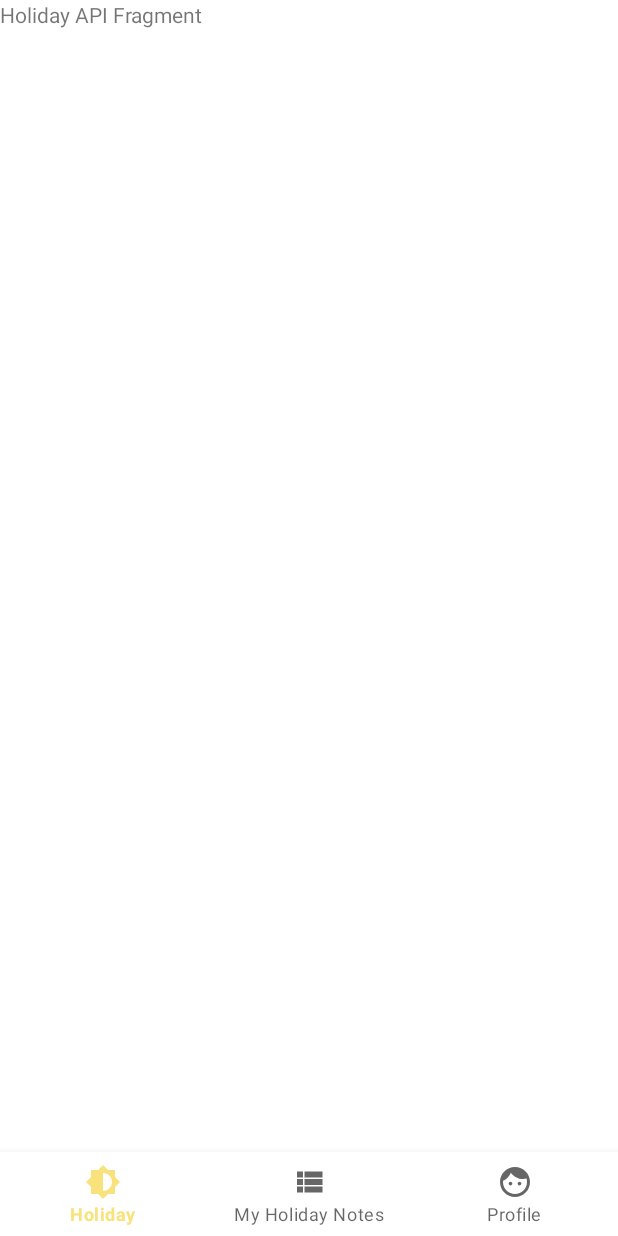
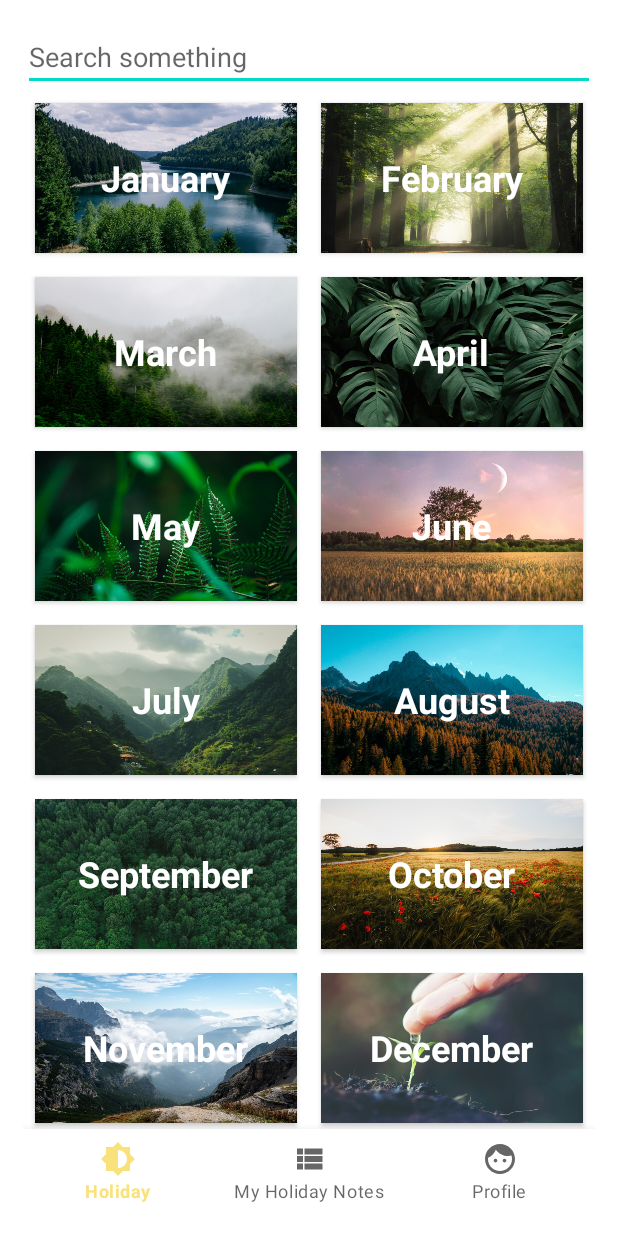
Before and after one commit to all4yandaru/HolidayApiApp, an Android app: the screen it shows after launch (HomeActivity), on a phone screen of 412 x 824 dp. Run offline under Robolectric (Android 15) with nearby library versions, the phone set to English and light mode, and no system bars; our stand-ins replace Picasso.

```diff
--- a/app/src/main/AndroidManifest.xml
+++ b/app/src/main/AndroidManifest.xml
@@ -1,6 +1,8 @@
 <?xml version="1.0" encoding="utf-8"?>
 <manifest xmlns:android="http://schemas.android.com/apk/res/android"
     package="com.project.holidayapiapp">
+
+    <uses-permission android:name="android.permission.INTERNET"/>
 
     <application
         android:allowBackup="true"
--- /dev/null
+++ b/app/src/main/java/com/project/holidayapiapp/adapter/MonthAdapter.java
@@ -0,0 +1,63 @@
+package com.project.holidayapiapp.adapter;
+
+import android.content.Context;
+import android.view.LayoutInflater;
+import android.view.View;
+import android.view.ViewGroup;
+import android.widget.TextView;
+
+import androidx.annotation.NonNull;
+import androidx.cardview.widget.CardView;
+import androidx.lifecycle.ViewModel;
+import androidx.recyclerview.widget.RecyclerView;
+
+import com.project.holidayapiapp.R;
+import com.project.holidayapiapp.model.ApiByMonth;
+import com.squareup.picasso.Picasso;
+
+import java.util.ArrayList;
+
+public class MonthAdapter extends RecyclerView.Adapter<MonthAdapter.ViewHolder> {
+    ArrayList<ApiByMonth> monthList = new ArrayList<>();
+
+    public MonthAdapter(ArrayList<ApiByMonth> monthList) {
+        this.monthList = monthList;
+    }
+
+    @NonNull
+    @Override
+    public MonthAdapter.ViewHolder onCreateViewHolder(@NonNull ViewGroup parent, int viewType) {
+        View view = LayoutInflater.from(parent.getContext()).inflate(R.layout.month_layout, parent, false);
+        return new ViewHolder(view);
+    }
+
+    @Override
+    public void onBindViewHolder(@NonNull MonthAdapter.ViewHolder holder, int position) {
+        holder.bind(monthList.get(position));
+    }
+
+    @Override
+    public int getItemCount() {
+        return monthList.size();
+    }
+
+    public class ViewHolder extends RecyclerView.ViewHolder {
+
+        CardView cvMonth;
+        TextView tvMonth;
+        Context context = itemView.getContext();
+
+        public ViewHolder(@NonNull View itemView) {
+            super(itemView);
+
+            cvMonth = itemView.findViewById(R.id.cv_month);
+            tvMonth = itemView.findViewById(R.id.tv_month);
+        }
+
+        void bind(final ApiByMonth data){
+            tvMonth.setText(data.getName());
+            cvMonth.setBackgroundResource(data.getImage());
+
+        }
+    }
+}
--- /dev/null
+++ b/app/src/main/java/com/project/holidayapiapp/model/ApiByMonth.java
@@ -0,0 +1,67 @@
+package com.project.holidayapiapp.model;
+
+import android.os.Parcel;
+import android.os.Parcelable;
+
+public class ApiByMonth implements Parcelable {
+    private String name;
+    private int code;
+    private int image;
+
+    public ApiByMonth() {
+    }
+
+    protected ApiByMonth(Parcel in) {
+        name = in.readString();
+        code = in.readInt();
+        image = in.readInt();
+    }
+
+    public static final Creator<ApiByMonth> CREATOR = new Creator<ApiByMonth>() {
+        @Override
+        public ApiByMonth createFromParcel(Parcel in) {
+            return new ApiByMonth(in);
+        }
+
+        @Override
+        public ApiByMonth[] newArray(int size) {
+            return new ApiByMonth[size];
+        }
+    };
+
+    public String getName() {
+        return name;
+    }
+
+    public void setName(String name) {
+        this.name = name;
+    }
+
+    public int getCode() {
+        return code;
+    }
+
+    public void setCode(int code) {
+        this.code = code;
+    }
+
+    public int getImage() {
+        return image;
+    }
+
+    public void setImage(int image) {
+        this.image = image;
+    }
+
+    @Override
+    public int describeContents() {
+        return 0;
+    }
+
+    @Override
+    public void writeToParcel(Parcel dest, int flags) {
+        dest.writeString(name);
+        dest.writeInt(code);
+        dest.writeInt(image);
+    }
+}
--- /dev/null
+++ b/app/src/main/java/com/project/holidayapiapp/model/ApiByMonthData.java
@@ -0,0 +1,55 @@
+package com.project.holidayapiapp.model;
+
+import com.project.holidayapiapp.R;
+
+import java.util.ArrayList;
+
+public class ApiByMonthData {
+    public static String name[] = new String[]{
+            "January",
+            "February",
+            "March",
+            "April",
+            "May",
+            "June",
+            "July",
+            "August",
+            "September",
+            "October",
+            "November",
+            "December"
+    };
+
+    public static int code[] = new int[]{
+            1, 2, 3, 4, 5, 6, 7, 8, 9, 10, 11, 12
+    };
+
+    public static int image[] = new int[]{
+            R.drawable.january,
+            R.drawable.february,
+            R.drawable.march,
+            R.drawable.april,
+            R.drawable.may,
+            R.drawable.june,
+            R.drawable.july,
+            R.drawable.august,
+            R.drawable.september,
+            R.drawable.october,
+            R.drawable.november,
+            R.drawable.desember
+    };
+
+    public static ArrayList<ApiByMonth> getListData(){
+        ArrayList<ApiByMonth> list = new ArrayList<>();
+
+        for (int i=0; i<name.length; i++){
+            ApiByMonth data = new ApiByMonth();
+            data.setName(name[i]);
+            data.setCode(code[i]);
+            data.setImage(image[i]);
+
+            list.add(data);
+        }
+        return list;
+    }
+}
--- a/app/src/main/java/com/project/holidayapiapp/view/fragment/HolidayApiFragment.java
+++ b/app/src/main/java/com/project/holidayapiapp/view/fragment/HolidayApiFragment.java
@@ -5,14 +5,25 @@ import android.os.Bundle;
 import androidx.annotation.NonNull;
 import androidx.annotation.Nullable;
 import androidx.fragment.app.Fragment;
+import androidx.recyclerview.widget.GridLayoutManager;
+import androidx.recyclerview.widget.RecyclerView;
 
 import android.view.LayoutInflater;
 import android.view.View;
 import android.view.ViewGroup;
 
 import com.project.holidayapiapp.R;
+import com.project.holidayapiapp.adapter.MonthAdapter;
+import com.project.holidayapiapp.model.ApiByMonth;
+import com.project.holidayapiapp.model.ApiByMonthData;
+
+import java.util.ArrayList;
 
 public class HolidayApiFragment extends Fragment {
+
+    ArrayList<ApiByMonth> apiByMonthArrayList = new ArrayList<>();
+    RecyclerView rvMonth;
+    MonthAdapter monthAdapter;
 
     @Override
     public View onCreateView(LayoutInflater inflater, ViewGroup container,
@@ -26,5 +37,13 @@ public class HolidayApiFragment extends Fragment {
         super.onViewCreated(view, savedInstanceState);
 
         // code something here .....
+        rvMonth = view.findViewById(R.id.rv_month);
+        apiByMonthArrayList = ApiByMonthData.getListData();
+
+        monthAdapter = new MonthAdapter(apiByMonthArrayList);
+
+        rvMonth.setHasFixedSize(true);
+        rvMonth.setLayoutManager(new GridLayoutManager(getContext(), 2));
+        rvMonth.setAdapter(monthAdapter);
     }
 }
--- a/app/src/main/res/layout/activity_home.xml
+++ b/app/src/main/res/layout/activity_home.xml
@@ -5,7 +5,13 @@
     android:layout_width="match_parent"
     android:layout_height="match_parent"
     android:orientation="vertical"
+    android:padding="15dp"
     tools:context=".view.activity.HomeActivity">
+
+    <EditText
+        android:layout_width="match_parent"
+        android:layout_height="wrap_content"
+        android:hint="Search something"/>
 
     <FrameLayout
         android:id="@+id/home_fragment_container"
--- a/app/src/main/res/layout/fragment_holiday_api.xml
+++ b/app/src/main/res/layout/fragment_holiday_api.xml
@@ -5,10 +5,10 @@
     android:layout_height="match_parent"
     tools:context=".view.fragment.HolidayApiFragment">
 
-    <!-- TODO: Update blank fragment layout -->
-    <TextView
+    <androidx.recyclerview.widget.RecyclerView
+        android:id="@+id/rv_month"
         android:layout_width="match_parent"
         android:layout_height="match_parent"
-        android:text="Holiday API Fragment" />
+        tools:listitem="@layout/month_layout" />
 
 </FrameLayout>
--- /dev/null
+++ b/app/src/main/res/layout/month_layout.xml
@@ -0,0 +1,27 @@
+<?xml version="1.0" encoding="utf-8"?>
+<RelativeLayout xmlns:android="http://schemas.android.com/apk/res/android"
+    xmlns:app="http://schemas.android.com/apk/res-auto"
+    android:layout_width="match_parent"
+    android:layout_height="wrap_content">
+
+    <androidx.cardview.widget.CardView
+        android:id="@+id/cv_month"
+        android:layout_width="match_parent"
+        android:layout_height="100dp"
+        android:layout_margin="8dp"
+        android:elevation="4dp"
+        app:cardBackgroundColor="@color/yellow_700"
+        app:cardCornerRadius="10dp">
+
+        <TextView
+            android:id="@+id/tv_month"
+            android:layout_width="wrap_content"
+            android:layout_height="wrap_content"
+            android:layout_gravity="center_horizontal|center_vertical"
+            android:text="Month"
+            android:textColor="@color/white"
+            android:textSize="24sp"
+            android:textStyle="bold" />
+    </androidx.cardview.widget.CardView>
+
+</RelativeLayout>
```
Also changed, not shown: app/src/main/res/drawable-v24/april.jpg (added), app/src/main/res/drawable-v24/august.jpg (added), app/src/main/res/drawable-v24/desember.jpg (added), app/src/main/res/drawable-v24/february.jpg (added), app/src/main/res/drawable-v24/january.jpg (added), app/src/main/res/drawable-v24/july.jpg (added), app/src/main/res/drawable-v24/june.jpg (added), app/src/main/res/drawable-v24/march.jpg (added), app/src/main/res/drawable-v24/may.jpg (added), app/src/main/res/drawable-v24/november.jpg (added), app/src/main/res/drawable-v24/october.jpg (added), app/src/main/res/drawable-v24/september.jpg (added).
